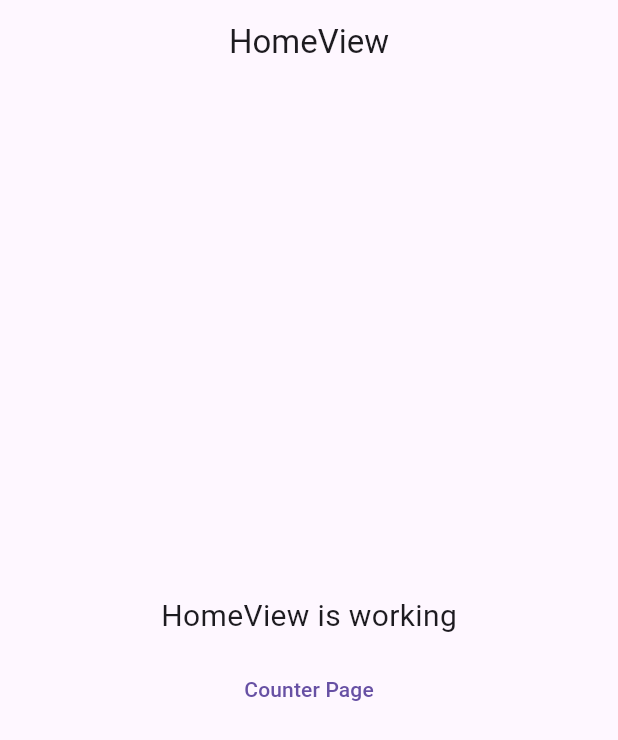
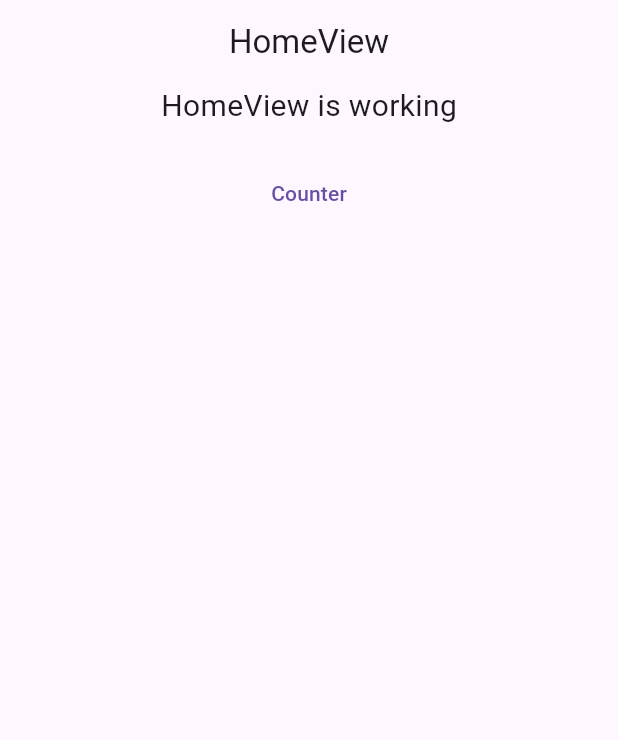
Before and after one commit to Rhafinz/getxstate, a Flutter app: the screen it shows after launch, on a phone screen of 412 x 824 dp. Shown: the top 740 px of the screen. Run offline on Flutter 3.47's test engine with Material 3 defaults, Android fonts, the phone set to English and light mode, and no system bars; our stand-ins replace get.

Commit message:
push new

```diff
--- a/lib/app/modules/home/views/home_view.dart
+++ b/lib/app/modules/home/views/home_view.dart
@@ -13,22 +13,18 @@ class HomeView extends GetView<HomeController> {
         title: const Text('HomeView'),
         centerTitle: true,
       ),
-      body: Center(
+      body:  Center(
         child: Column(
-          mainAxisAlignment: MainAxisAlignment.center,
           children: [
             Text(
               'HomeView is working',
               style: TextStyle(fontSize: 20),
             ),
-            SizedBox(
-              height: 10,
-            ),
-            TextButton(
-              onPressed: () {
-                Get.toNamed('/counter');
-              },
-              child: Text('Counter Page'),
+            SizedBox(height: 20,),
+            TextButton(onPressed: () {
+              Get.toNamed('/counter');
+            },
+            child: Text('Counter'),
             )
           ],
         ),
--- a/pubspec.yaml
+++ b/pubspec.yaml
@@ -35,8 +35,12 @@ dependencies:
   # The following adds the Cupertino Icons font to your application.
   # Use with the CupertinoIcons class for iOS style icons.
   cupertino_icons: ^1.0.8
+  get_storage: ^2.1.1
   get: ^4.6.6
-  get_storage: ^2.1.1
+  google_fonts: ^6.2.1
+  hexcolor: ^3.0.1
+  lottie: ^3.2.0
+  zoom_tap_animation: ^1.1.0
 
 dev_dependencies:
   flutter_test:
```
Also changed, not shown: pubspec.lock.
